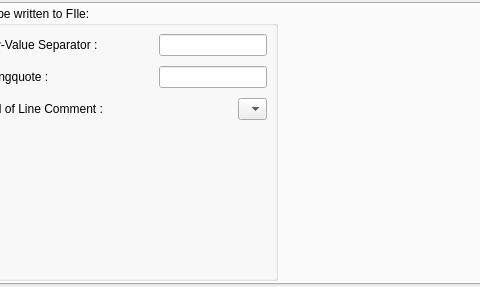
Before: the Qt Designer form src/option/solveroptionsetting.ui in GAMS-dev/studio, drawn with Qt 5; both pictures show x 102 to 582 and y 0 to 287 of the 735 by 287 pixel window.
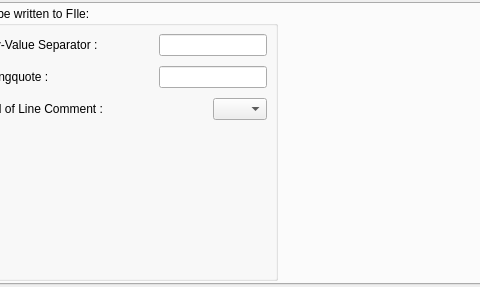
After: the same form once the commit is applied.

Commit message: update width of eol comment char setting ui

What changed in the file:
```diff
--- a/src/option/solveroptionsetting.ui
+++ b/src/option/solveroptionsetting.ui
@@ -329,7 +329,7 @@
              <item>
               <widget class="QComboBox" name="eolCommentCharComboBox">
                <property name="sizePolicy">
-                <sizepolicy hsizetype="Minimum" vsizetype="Minimum">
+                <sizepolicy hsizetype="Preferred" vsizetype="Minimum">
                  <horstretch>0</horstretch>
                  <verstretch>0</verstretch>
                 </sizepolicy>
@@ -337,6 +337,9 @@
                <property name="sizeAdjustPolicy">
                 <enum>QComboBox::AdjustToMinimumContentsLength</enum>
                </property>
+               <property name="minimumContentsLength">
+                <number>3</number>
+               </property>
               </widget>
              </item>
             </layout>
```
Left out of the diff: 10 changed lines with no effect on the pictures.
